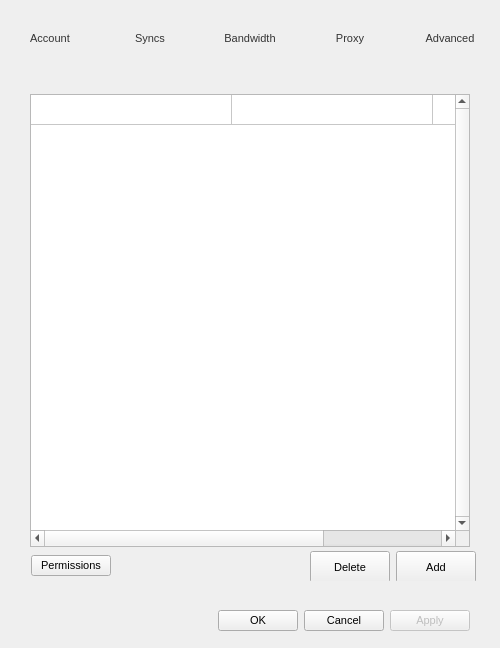
This is src/MEGASync/gui/macx/SettingsDialog.ui in meganz/MEGAsync as Qt 5 draws it before an edit. The edited form follows.
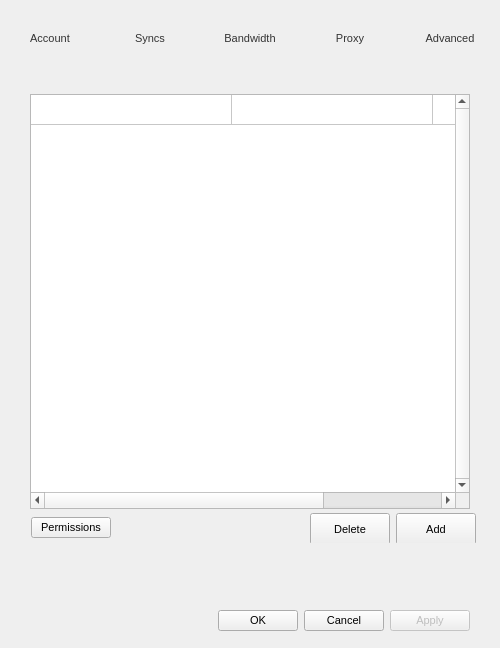
This is the edited form. The open tabs and pages were chosen to show the change. Icons and pictures are not drawn.

```diff
--- a/src/MEGASync/gui/macx/SettingsDialog.ui
+++ b/src/MEGASync/gui/macx/SettingsDialog.ui
@@ -89,11 +89,6 @@
 font-style: italic;
 }
 
-#label
-{
-font-style: italic;
-}
-
 #pStorage
 {
 padding-right: 5px;
@@ -166,7 +161,10 @@
 	margin-top:5px;
 }
 
+#lOQWarning
+{
 
+}
 </string>
   </property>
   <layout class="QGridLayout" name="gridLayout">
@@ -1951,6 +1949,34 @@
             </layout>
            </widget>
           </item>
+          <item>
+           <widget class="QWidget" name="wOQError" native="true">
+            <layout class="QHBoxLayout" name="horizontalLayout_28">
+             <property name="leftMargin">
+              <number>7</number>
+             </property>
+             <property name="topMargin">
+              <number>10</number>
+             </property>
+             <property name="rightMargin">
+              <number>7</number>
+             </property>
+             <item>
+              <widget class="QLabel" name="lOQWarning">
+               <property name="text">
+                <string/>
+               </property>
+               <property name="wordWrap">
+                <bool>true</bool>
+               </property>
+               <property name="openExternalLinks">
+                <bool>true</bool>
+               </property>
+              </widget>
+             </item>
+            </layout>
+           </widget>
+          </item>
          </layout>
         </widget>
        </item>
```
Left out of the diff: 6 changed lines with no effect on the pictures.
